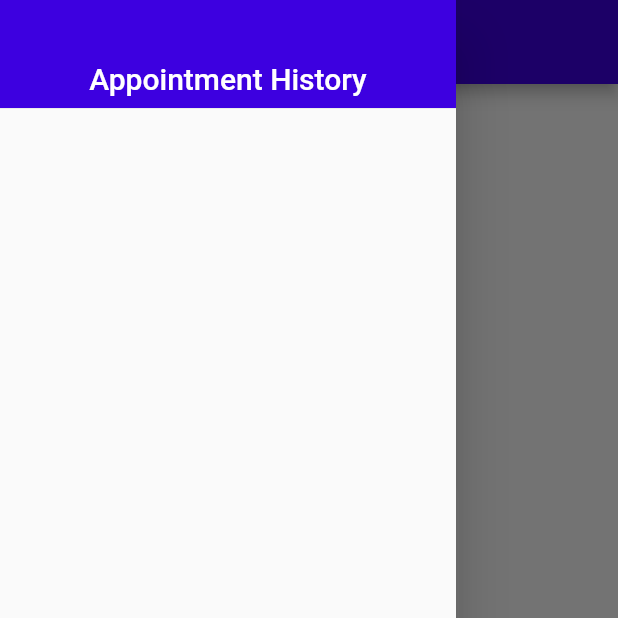
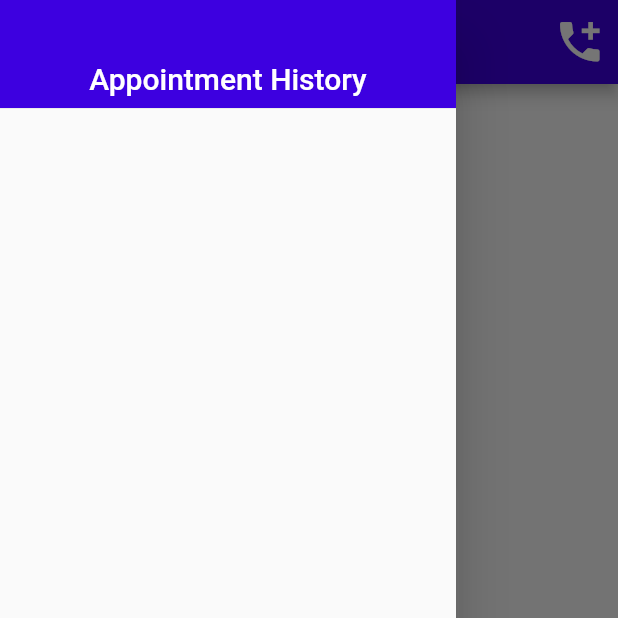
Before and after one commit to DEEP-BLUE-PQT/pqt, a Flutter app: the Myappointment screen opened by its route, with the side drawer open, on a phone screen of 412 x 824 dp, the top half of it. Run offline on Flutter 3.47's test engine with Material 2 defaults, Android fonts, the phone set to English and light mode, and no system bars; our stand-ins replace animated_splash_screen, dropdown_search, email_validator, expandable, flutter_secure_storage, google_fonts and 3 more; missing offline and left inert: cron, expansion_card, ff_navigation_bar, ndialog; accounts and stored records are empty; network calls fail; Roboto replaces fonts that are missing (Alike).

Commit message:
all done

```diff
--- a/lib/APIs/admin_login_api.dart
+++ b/lib/APIs/admin_login_api.dart
@@ -42,7 +42,7 @@ class APIservice {
 
   Future<String> getDoctorList() async {
     var response = await http.get(
-      ngrok + 'api/doctor/all',
+      ngrok + 'api/doctor/',
       headers: {
         'Content-type': 'application/json',
         'Accept': 'application/json',
@@ -157,6 +157,9 @@ class APIservice {
       var mapResponse = json.decode(response.body);
       newWaitingTime = mapResponse["wt1"];
       successcons = mapResponse["success"];
+      pcotDisplay = mapResponse['pcot'];
+      pcit2 = mapResponse['pcit2'];
+      pcit3 = mapResponse['pcit3'];
     }
   }
 
@@ -248,6 +251,7 @@ class APIservice {
         wt3 = mapResponse["wt3"];
         scheduler = mapResponse["scheduler"];
         error = mapResponse["error"];
+        pcotDisplay = mapResponse['pcot'];
       }
     }
   }
--- a/lib/BottomNavigation/myappointment.dart
+++ b/lib/BottomNavigation/myappointment.dart
@@ -12,6 +12,7 @@ import 'package:flutter_app_pqt_splash/APIs/admin_login_api.dart';
 import 'package:flutter_app_pqt_splash/BottomNavigation/post.dart';
 import 'package:flutter_app_pqt_splash/constants.dart';
 import 'package:google_fonts/google_fonts.dart';
+import 'package:url_launcher/url_launcher.dart';
 
 import 'navigation.dart';
 
@@ -70,6 +71,9 @@ class _MyappointmentState extends State<Myappointment> {
 
           setState(
             () {
+              pcotDisplay;
+              pcit2;
+              pcit3;
               newWaitingTime;
               difference = newWaitingTime - oldWaitingTime;
               print("I am old Time before update " + oldWaitingTime.toString());
@@ -226,6 +230,16 @@ class _MyappointmentState extends State<Myappointment> {
     }
     return Scaffold(
       appBar: AppBar(
+        actions: [
+          IconButton(
+            icon: Icon(Icons.add_call),
+            color: 1 == 1 ? Colors.white : Colors.white54,
+            onPressed: () {
+              launch("tel://21213123123");
+            },
+            iconSize: 35,
+          ),
+        ],
         centerTitle: true,
         // leading: Container(),
         backgroundColor: Color(0xFF3D00E0),
@@ -433,8 +447,12 @@ class _MyappointmentState extends State<Myappointment> {
                                         ),
                                         ListTile(
                                           title: Text('Medicine Queue'),
-                                          subtitle:
-                                              Text('check-in-time : ' + pcit3),
+                                          subtitle: Text('check-in-time : ' +
+                                              pcit3 +
+                                              '\n' +
+                                              '\n' +
+                                              'check-out-time :' +
+                                              pcotDisplay),
                                           trailing: Text(
                                             wt3.toString() +
                                                 "  " +
--- a/lib/constants.dart
+++ b/lib/constants.dart
@@ -1,6 +1,6 @@
-String ngrok = "https://52a2d9a3cc9f.ngrok.io/"; // node
-String ngrok1 = 'https://e9ce954a10d0.ngrok.io/'; //flask
-String ml = 'https://e9ce954a10d0.ngrok.io/ml';
+String ngrok = "https://f51ebb32abd7.ngrok.io/"; // node
+String ngrok1 = 'https://4cde73090691.ngrok.io/'; //flask
+String ml = 'https://4cde73090691.ngrok.io/ml';
 String userNameText;
 String userContactText;
 String userEmailText;
@@ -52,3 +52,4 @@ bool flag1 = false;
 List dataHistory = [];
 String error;
 List history = [];
+String pcotDisplay;
```
Also changed, not shown: lib/BottomNavigation/navigation.dart (+0 -10 lines), 1 other file.
